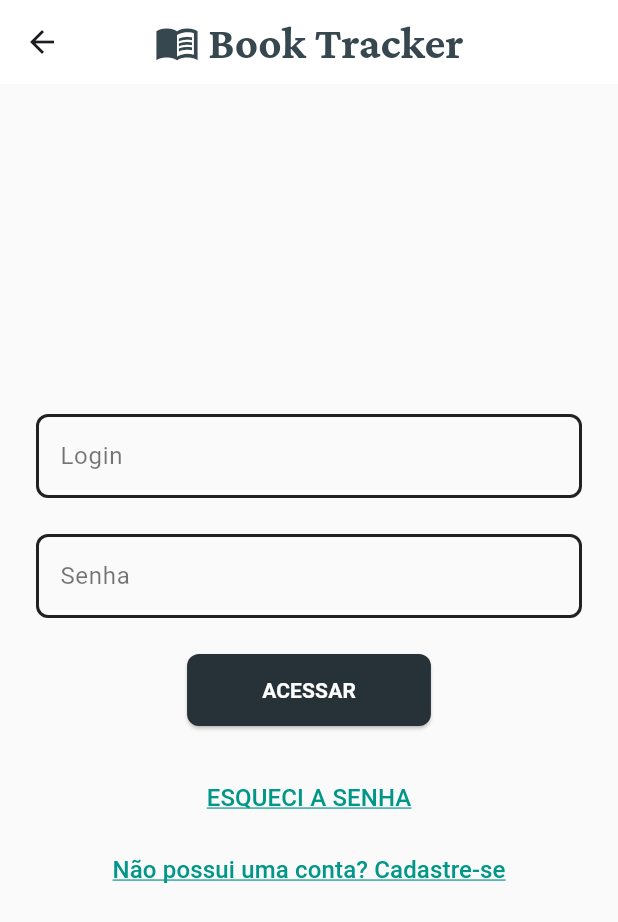
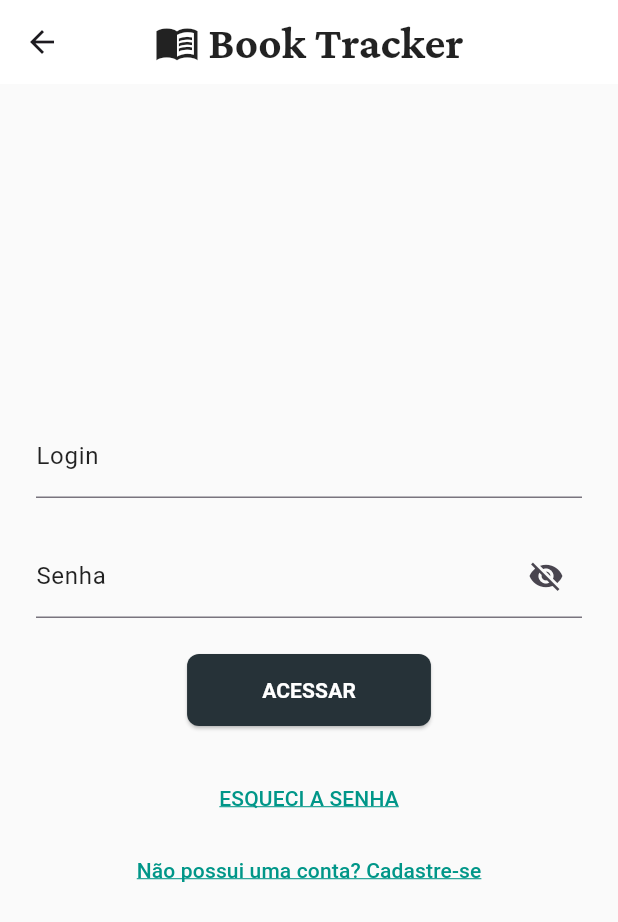
Before and after one commit to nicolemartinsx/book-tracker, a Flutter app: the screen it shows after launch, item 3 of the bottom bar chosen, after a tap on "LOGIN", on a phone screen of 412 x 824 dp. Shown: the top 922 px of the screen. Run offline on Flutter 3.47's test engine with Material 3 defaults, Android fonts, the phone set to English and light mode, and no system bars; our stand-ins replace google_fonts.

Commit message:
style: UI adjustments

```diff
--- /dev/null
+++ b/lib/app_bar.dart
@@ -0,0 +1,22 @@
+// utils/app_bar_custom.dart
+import 'package:flutter/material.dart';
+import 'package:google_fonts/google_fonts.dart';
+
+PreferredSizeWidget buildCustomAppBar(String title) {
+  return AppBar(
+    centerTitle: true,
+    title: Row(
+      mainAxisSize: MainAxisSize.min,
+      children: [
+        Icon(Icons.menu_book_sharp, color: Colors.black87, size: 30),
+        Text(' Book Tracker'),
+      ],
+    ),
+    titleTextStyle: TextStyle(
+      fontFamily: GoogleFonts.crimsonPro().fontFamily,
+      fontSize: 30,
+      fontWeight: FontWeight.bold,
+      color: Colors.black87,
+    ),
+  );
+}
--- a/lib/pages/home_page.dart
+++ b/lib/pages/home_page.dart
@@ -1,8 +1,8 @@
+import 'package:book_tracker/app_bar.dart';
 import 'package:book_tracker/pages/estante_page.dart';
 import 'package:book_tracker/pages/feed_page.dart';
 import 'package:book_tracker/pages/pesquisa_page.dart';
 import 'package:flutter/material.dart';
-import 'package:google_fonts/google_fonts.dart';
 
 class HomePage extends StatefulWidget {
   const HomePage({super.key});
@@ -30,6 +30,7 @@ class _HomePageState extends State<HomePage> {
   @override
   Widget build(BuildContext context) {
     return Scaffold(
+      appBar: buildCustomAppBar('Book Tracker'),
       body: Container(
         color: Colors.grey[100],
         child: PageView(
@@ -38,25 +39,11 @@ class _HomePageState extends State<HomePage> {
           children: [FeedPage(), SearchPage(), BookshelfPage()],
         ),
       ),
-      appBar: AppBar(
-        title: Row(
-          mainAxisAlignment: MainAxisAlignment.center,
-          children: [
-            Icon(Icons.menu_book_sharp, color: Colors.blueGrey[800], size: 30),
-            Text(' Book Tracker'),
-          ],
-        ),
-        titleTextStyle: TextStyle(
-          fontFamily: GoogleFonts.crimsonPro().fontFamily,
-          fontSize: 30,
-          fontWeight: FontWeight.bold,
-          color: Colors.blueGrey[800],
-        ),
-      ),
+
       bottomNavigationBar: BottomNavigationBar(
         backgroundColor: Colors.white,
-        selectedItemColor: Colors.blueGrey[900],
-        unselectedItemColor: Colors.blueGrey[400],
+        selectedItemColor: Colors.teal,
+        unselectedItemColor: Colors.blueGrey[500],
         currentIndex: paginaAtual,
         items: [
           BottomNavigationBarItem(icon: Icon(Icons.list), label: 'Feed'),
@@ -66,7 +53,7 @@ class _HomePageState extends State<HomePage> {
         onTap: (pagina) {
           pc.animateToPage(
             pagina,
-            duration: Duration(milliseconds: 400),
+            duration: Duration(milliseconds: 300),
             curve: Curves.ease,
           );
         },
--- a/lib/pages/login_page.dart
+++ b/lib/pages/login_page.dart
@@ -1,5 +1,6 @@
+import 'package:book_tracker/app_bar.dart';
+import 'package:book_tracker/pages/cadastro_page.dart';
 import 'package:flutter/material.dart';
-import 'package:google_fonts/google_fonts.dart';
 
 class LoginPage extends StatefulWidget {
   const LoginPage({super.key});
@@ -9,26 +10,20 @@ class LoginPage extends StatefulWidget {
 }
 
 class _LoginPageState extends State<LoginPage> {
+  final TextEditingController senhaController = TextEditingController();
+  bool _obscureText = true;
+
+  void _toggleVisibility() {
+    setState(() {
+      _obscureText = !_obscureText;
+    });
+  }
+
   @override
   Widget build(BuildContext context) {
     return Scaffold(
       backgroundColor: Colors.grey[50],
-      appBar: AppBar(
-        centerTitle: true,
-        title: Row(
-          mainAxisSize: MainAxisSize.min,
-          children: [
-            Icon(Icons.menu_book_sharp, color: Colors.blueGrey[800], size: 30),
-            Text(' Book Tracker'),
-          ],
-        ),
-        titleTextStyle: TextStyle(
-          fontFamily: GoogleFonts.crimsonPro().fontFamily,
-          fontSize: 30,
-          fontWeight: FontWeight.bold,
-          color: Colors.blueGrey[800],
-        ),
-      ),
+      appBar: buildCustomAppBar('Book Tracker'),
       body: Center(
         child: SingleChildScrollView(
           padding: EdgeInsets.all(24),
@@ -37,30 +32,28 @@ class _LoginPageState extends State<LoginPage> {
               TextField(
                 decoration: InputDecoration(
                   labelText: 'Login',
-                  labelStyle: TextStyle(color: Colors.black54),
-                  enabledBorder: OutlineInputBorder(
-                    borderRadius: BorderRadius.circular(8),
-                    borderSide: BorderSide(color: Colors.black87, width: 2),
-                  ),
-                  focusedBorder: OutlineInputBorder(
-                    borderSide: BorderSide(color: Colors.blueGrey, width: 3),
-                    borderRadius: BorderRadius.circular(8),
+                  labelStyle: TextStyle(color: Colors.black87),
+                  focusedBorder: UnderlineInputBorder(
+                    borderSide: BorderSide(color: Colors.teal, width: 2),
                   ),
                 ),
                 onTapOutside: (event) => FocusScope.of(context).unfocus(),
               ),
               SizedBox(height: 24),
               TextField(
+                controller: senhaController,
+                obscureText: _obscureText,
                 decoration: InputDecoration(
                   labelText: 'Senha',
-                  labelStyle: TextStyle(color: Colors.black54),
-                  enabledBorder: OutlineInputBorder(
-                    borderRadius: BorderRadius.circular(8),
-                    borderSide: BorderSide(color: Colors.black87, width: 2),
+                  labelStyle: TextStyle(color: Colors.black87),
+                  focusedBorder: UnderlineInputBorder(
+                    borderSide: BorderSide(color: Colors.teal, width: 2),
                   ),
-                  focusedBorder: OutlineInputBorder(
-                    borderSide: BorderSide(color: Colors.blueGrey, width: 3),
-                    borderRadius: BorderRadius.circular(8),
+                  suffixIcon: IconButton(
+                    icon: Icon(
+                      _obscureText ? Icons.visibility_off : Icons.visibility,
+                    ),
+                    onPressed: _toggleVisibility,
                   ),
                 ),
                 onTapOutside: (event) => FocusScope.of(context).unfocus(),
@@ -90,19 +83,24 @@ class _LoginPageState extends State<LoginPage> {
                   "ESQUECI A SENHA",
                   style: TextStyle(
                     color: Colors.teal,
-                    fontSize: 16,
+                    fontSize: 14,
                     decoration: TextDecoration.underline,
                     decorationColor: Colors.teal,
                   ),
                 ),
               ),
               TextButton(
-                onPressed: () {},
+                onPressed: () {
+                  Navigator.push(
+                    context,
+                    MaterialPageRoute(builder: (context) => CadastroPage()),
+                  );
+                },
                 child: Text(
                   "Não possui uma conta? Cadastre-se",
                   style: TextStyle(
                     color: Colors.teal,
-                    fontSize: 16,
+                    fontSize: 14,
                     decoration: TextDecoration.underline,
                     decorationColor: Colors.teal,
                   ),
--- a/lib/pages/pesquisa_page.dart
+++ b/lib/pages/pesquisa_page.dart
@@ -33,10 +33,7 @@ class _SearchPageState extends State<SearchPage> {
                         borderSide: BorderSide(color: Colors.black87, width: 2),
                       ),
                       focusedBorder: OutlineInputBorder(
-                        borderSide: BorderSide(
-                          color: Colors.blueGrey,
-                          width: 3,
-                        ),
+                        borderSide: BorderSide(color: Colors.teal, width: 3),
                         borderRadius: BorderRadius.circular(8),
                       ),
                     ),
```
